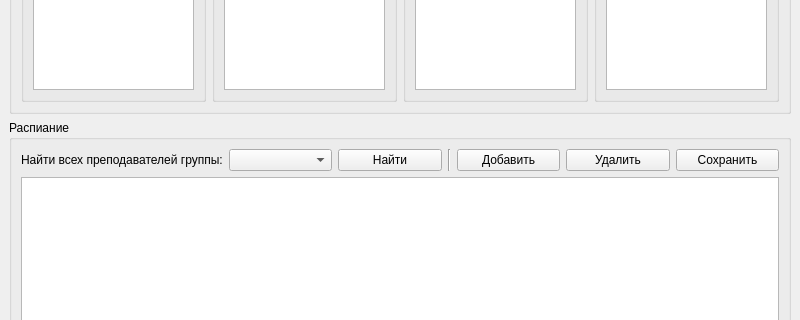
The window that Schedule/mainwindow.ui (NikolayShvets/schedule) describes before a commit, drawn with Qt 5; both pictures show x 0 to 800 and y 172 to 492 of the 800 by 600 pixel window.
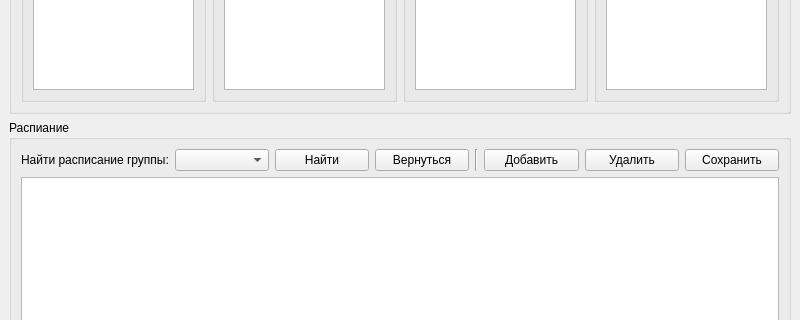
The same window after the commit.

The edit to the form file:
```diff
--- a/Schedule/mainwindow.ui
+++ b/Schedule/mainwindow.ui
@@ -21,22 +21,22 @@
        <string>Распиание</string>
       </property>
       <layout class="QGridLayout" name="gridLayout_2">
-       <item row="0" column="3">
+       <item row="0" column="7">
+        <widget class="QPushButton" name="savePushButton">
+         <property name="text">
+          <string>Сохранить</string>
+         </property>
+        </widget>
+       </item>
+       <item row="0" column="4">
         <widget class="Line" name="line">
          <property name="orientation">
           <enum>Qt::Vertical</enum>
          </property>
         </widget>
        </item>
-       <item row="0" column="0">
-        <widget class="QLabel" name="findLabel">
-         <property name="text">
-          <string>Найти всех преподавателей группы:</string>
-         </property>
-        </widget>
-       </item>
-       <item row="1" column="0" colspan="7">
-        <widget class="QTableView" name="scheduleTableView"/>
+       <item row="0" column="1">
+        <widget class="QComboBox" name="entityComboBox"/>
        </item>
        <item row="0" column="2">
         <widget class="QPushButton" name="findPushButton">
@@ -45,29 +45,36 @@
          </property>
         </widget>
        </item>
-       <item row="0" column="4">
-        <widget class="QPushButton" name="addNotePushButton">
+       <item row="0" column="0">
+        <widget class="QLabel" name="findLabel">
          <property name="text">
-          <string>Добавить</string>
+          <string>Найти расписание группы:</string>
          </property>
         </widget>
        </item>
        <item row="0" column="6">
-        <widget class="QPushButton" name="savePushButton">
-         <property name="text">
-          <string>Сохранить</string>
-         </property>
-        </widget>
-       </item>
-       <item row="0" column="5">
         <widget class="QPushButton" name="delNotePushButton">
          <property name="text">
           <string>Удалить</string>
          </property>
         </widget>
        </item>
-       <item row="0" column="1">
-        <widget class="QComboBox" name="entityComboBox"/>
+       <item row="0" column="5">
+        <widget class="QPushButton" name="addNotePushButton">
+         <property name="text">
+          <string>Добавить</string>
+         </property>
+        </widget>
+       </item>
+       <item row="1" column="0" colspan="8">
+        <widget class="QTableView" name="scheduleTableView"/>
+       </item>
+       <item row="0" column="3">
+        <widget class="QPushButton" name="goBackPushButton">
+         <property name="text">
+          <string>Вернуться</string>
+         </property>
+        </widget>
        </item>
       </layout>
      </widget>
```
Left out of the diff: 2 changed lines with no effect on the pictures.
